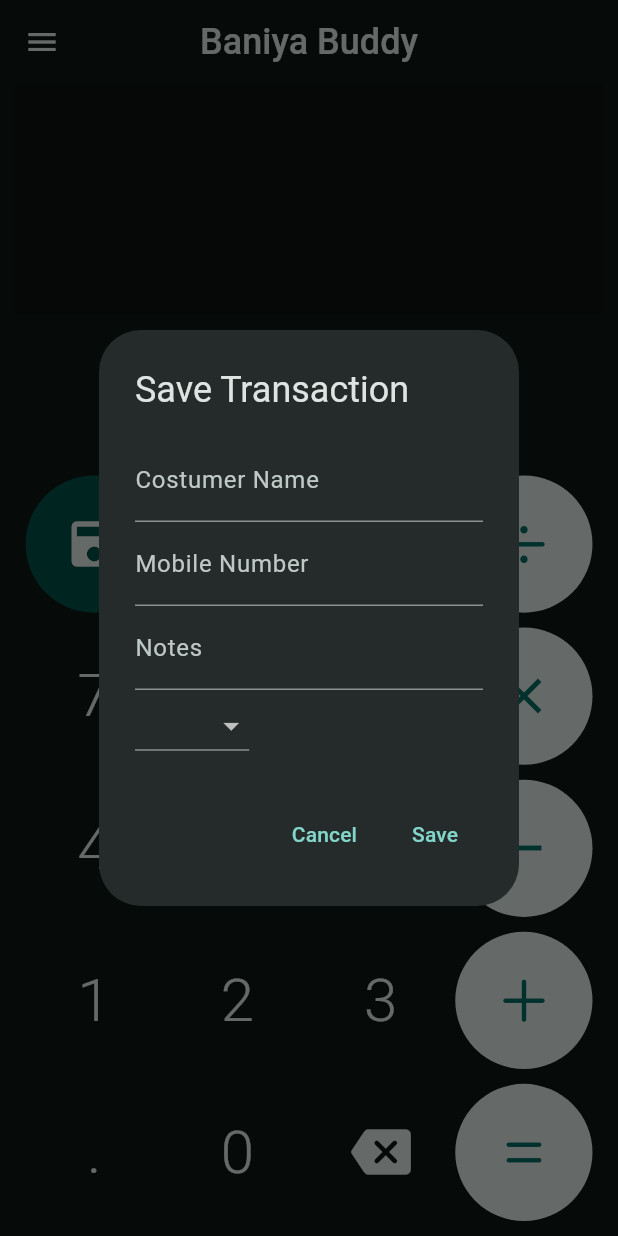
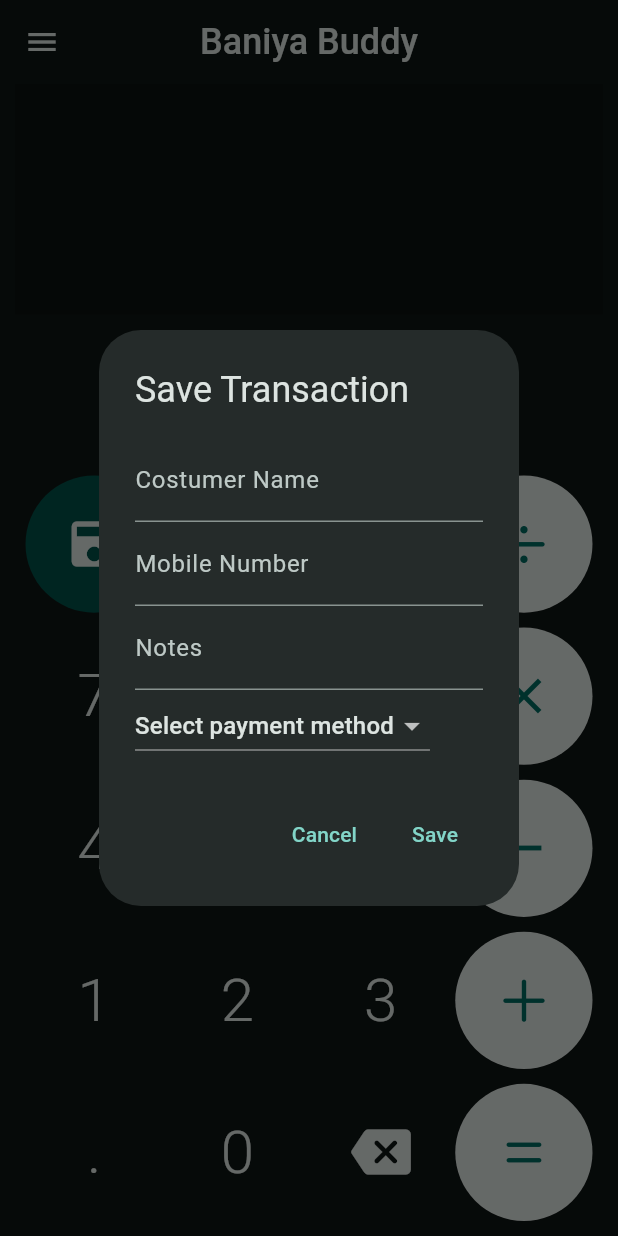
Before and after one commit to hkumar23/baniyabuddy, a Flutter app: the screen it shows after launch, after a tap on the "save" icon, on a phone screen of 412 x 824 dp. Run offline on Flutter 3.47's test engine with Material 3 defaults, Android fonts, the phone set to English and light mode, and no system bars; our stand-ins replace bloc, firebase_core, flutter_bloc, google_fonts, math_expressions; accounts and stored records are empty.

Commit message:
Added payment method option while saving transaction

```diff
--- a/lib/constants/app_language.dart
+++ b/lib/constants/app_language.dart
@@ -19,4 +19,8 @@ class AppLanguage {
   static const String eight = "8";
   static const String nine = "9";
   static const String dot = ".";
+  static const String cash = "Cash";
+  static const String upi = "UPI";
+  static const String udhaar = "Udhaar";
+  static const String selectPaymentMethod = "Select payment method";
 }
--- a/lib/presentation/widgets/calc components/keyboard/save_transaction.dart
+++ b/lib/presentation/widgets/calc components/keyboard/save_transaction.dart
@@ -1,3 +1,4 @@
+import 'package:baniyabuddy/constants/app_language.dart';
 import 'package:flutter/material.dart';
 
 class SaveTransaction {
@@ -11,8 +12,7 @@ class SaveTransaction {
             TextEditingController();
         final TextEditingController notesController = TextEditingController();
 
-        String? paymentMethod = "Select payment method";
-        int cnt = 0;
+        String? paymentMethod = AppLanguage.selectPaymentMethod;
 
         return AlertDialog(
           title: const Text('Save Transaction'),
@@ -36,20 +36,28 @@ class SaveTransaction {
                 //   decoration:
                 //       InputDecoration(labelText: 'Select payment method'),
                 // )
-                DropdownButton<String>(
+                DropdownButton(
                   value: paymentMethod,
                   items: const [
-                    DropdownMenuItem<String>(
-                        value: "Cash", child: Text("Cash")),
-                    DropdownMenuItem<String>(value: "UPI", child: Text("UPI")),
-                    DropdownMenuItem<String>(
-                        value: "Udhaar", child: Text("Udhaar")),
+                    DropdownMenuItem(
+                      value: AppLanguage.cash,
+                      child: Text(AppLanguage.cash),
+                    ),
+                    DropdownMenuItem(
+                      value: AppLanguage.upi,
+                      child: Text(AppLanguage.upi),
+                    ),
+                    DropdownMenuItem(
+                      value: AppLanguage.udhaar,
+                      child: Text(AppLanguage.udhaar),
+                    ),
+                    DropdownMenuItem(
+                      value: AppLanguage.selectPaymentMethod,
+                      child: Text(AppLanguage.selectPaymentMethod),
+                    ),
                   ],
-                  onChanged: (String? newValue) {
-                    cnt++;
-                    paymentMethod = cnt.toString();
-                  },
-                ),
+                  onChanged: (String? value) {},
+                )
               ],
             ),
           ),
```
Also changed, not shown: lib/data/models/transaction_details.dart (added, +13 -0 lines).
